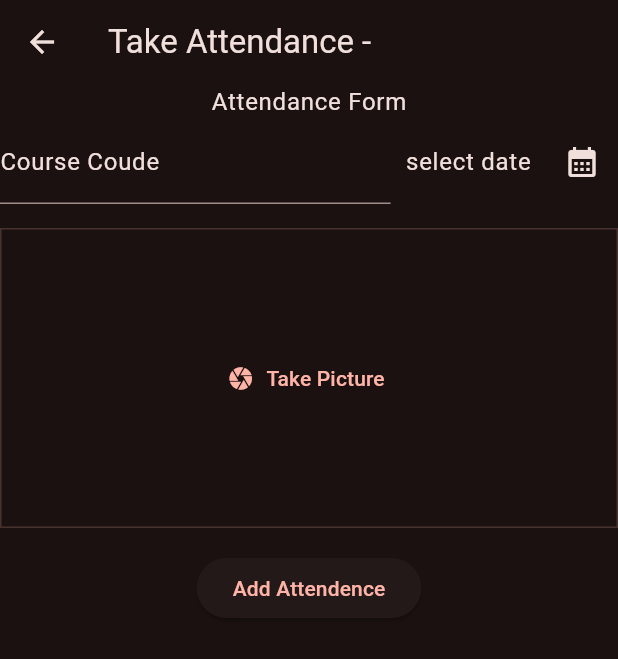
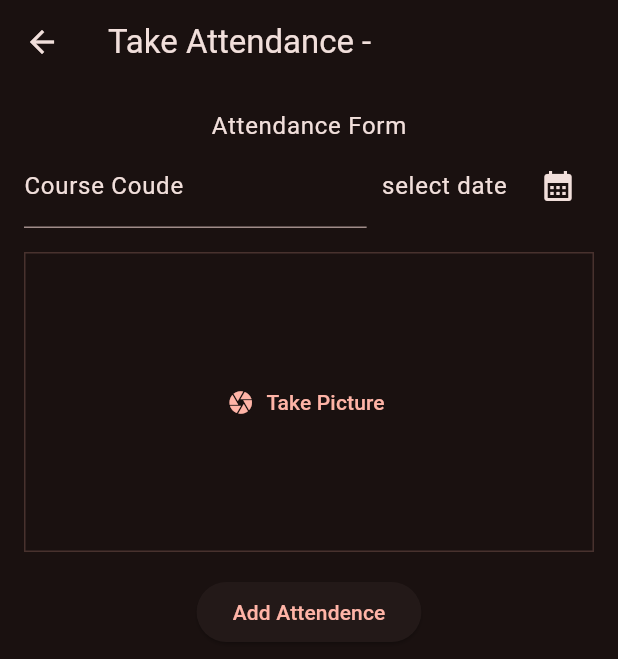
Before and after one commit to MkshSahani/Automated-Attendance-system, a Flutter app: the AttendanceScreen screen opened directly with empty values, on a phone screen of 412 x 824 dp. Shown: the top 659 px of the screen. Run offline on Flutter 3.47's test engine with Material 3 defaults, Android fonts, the phone set to English and light mode, and no system bars; our stand-ins replace flutter_riverpod, google_fonts, image_picker; Roboto replaces fonts that are missing (Jua).

Commit message:
register new student btn margin added

```diff
--- a/lib/screens/attendance_screen.dart
+++ b/lib/screens/attendance_screen.dart
@@ -164,6 +164,7 @@ class _AttendaneScreenState extends ConsumerState<AttendanceScreen> {
         title: Text("Take Attendance - ${widget.courseDetails['course_code']}"),
       ),
       body: SingleChildScrollView(
+        padding: const EdgeInsets.all(16),
         child: Column(
           children: [
             Center(
--- a/lib/screens/new_student_regiter.dart
+++ b/lib/screens/new_student_regiter.dart
@@ -191,6 +191,7 @@ class _NewStudentRegsiterState extends ConsumerState<NewStudentRegister> {
             ImageInput(onPickedImage: (img) {
               _onSelectImage(img);
             }),
+            const SizedBox(height: 16,),
             Center(
               child: ElevatedButton(
                 child: const Text("Register"),
```
